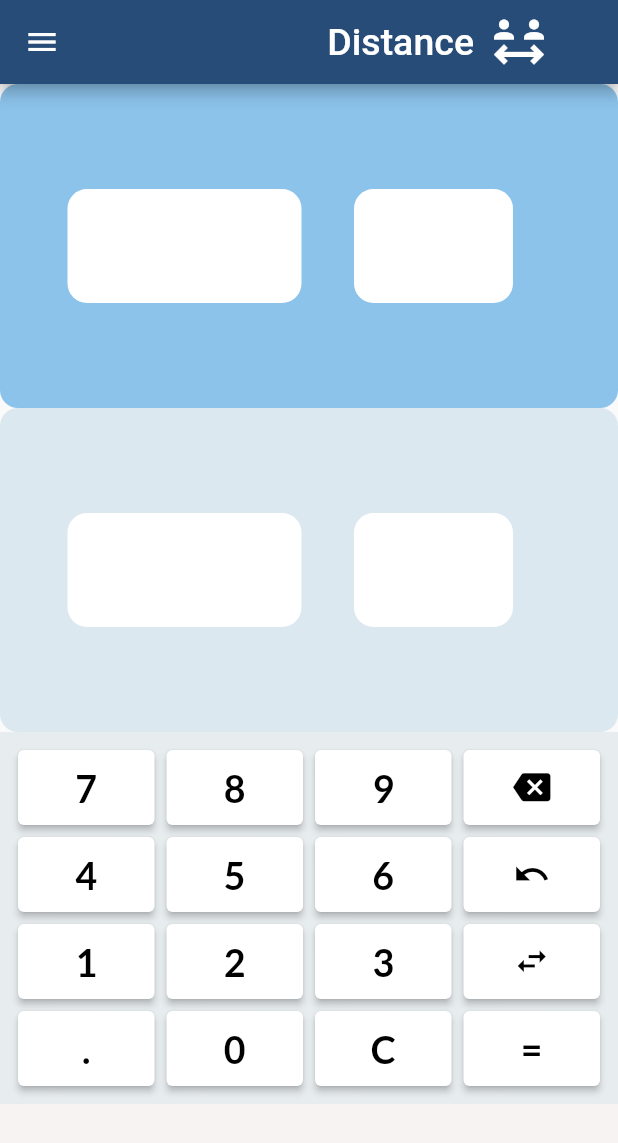
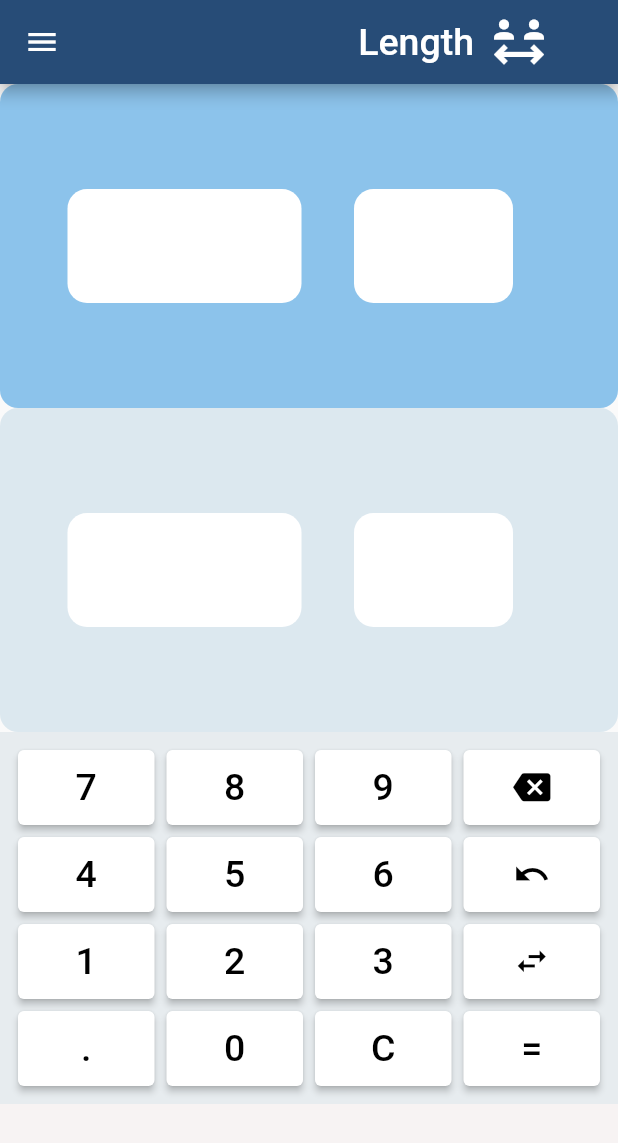
Before and after one commit to 8RIII/cc206-converter_app, a Flutter app: the screen it shows after launch, on a phone screen of 412 x 824 dp. Shown: the top 1143 px of the screen. Run offline on Flutter 3.47's test engine with Material 2 defaults, Android fonts, the phone set to English and light mode, and no system bars.

Commit message:
Text edited

```diff
--- a/lib/features/distance_function.dart
+++ b/lib/features/distance_function.dart
@@ -74,7 +74,6 @@ class CalculatorButton extends StatelessWidget {
             text,
             style: TextStyle(fontSize: fontSize,
             color: Colors.black,
-            fontFamily: 'Lato',
             ),
           ),
         ),
@@ -132,7 +131,7 @@ class _DistanceFunctionState extends State<DistanceFunction> {
             Padding(
               padding: const EdgeInsets.only(right: 10),
               child: Text(
-                'Distance',
+                'Length',
                 style: TextStyle(fontSize: 25),
               ),
             ),
```
Also changed, not shown: pubspec.yaml (+1 -7 lines).
